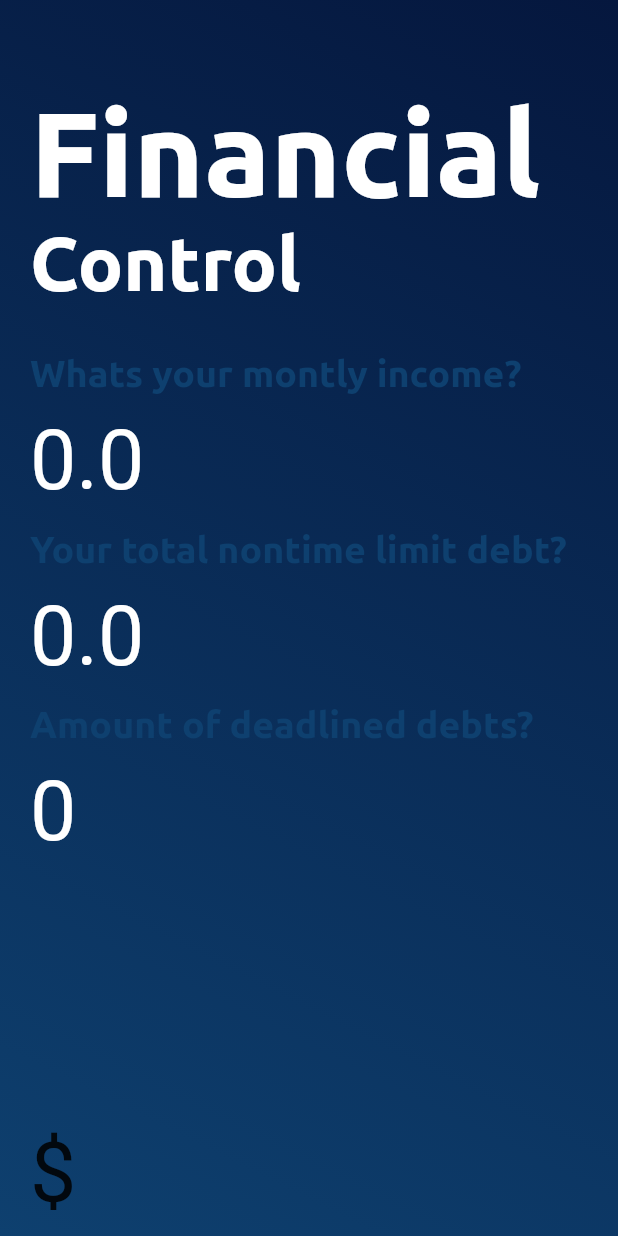
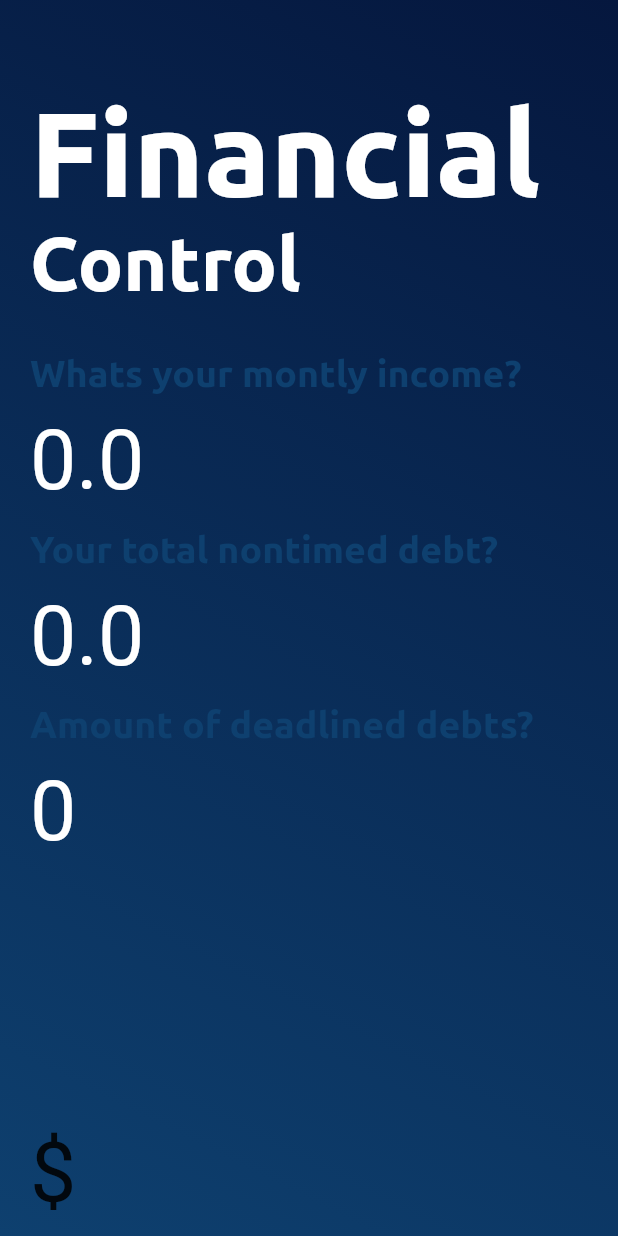
Before and after one commit to alkimo/finControl, a Flutter app: the screen it shows after launch, on a phone screen of 412 x 824 dp. Run offline on Flutter 3.47's test engine with Material 2 defaults, Android fonts, the phone set to English and light mode, and no system bars; our stand-ins replace flutter_keyboard_visibility; missing offline and left inert: hexagon.

Commit message:
Generate Cards By The Amount Of Debt

```diff
--- a/lib/main.dart
+++ b/lib/main.dart
@@ -1,6 +1,7 @@
 import 'package:flutter/material.dart';
 import 'package:flutter/services.dart';
 import 'package:hexagon/hexagon.dart';
+import 'package:flutter_keyboard_visibility/flutter_keyboard_visibility.dart';
 
 void main() {
   runApp(MyApp());
@@ -17,6 +18,7 @@ class MyApp extends StatelessWidget {
         visualDensity: VisualDensity.adaptivePlatformDensity,
       ),
       home: IntroPage(),
+      debugShowCheckedModeBanner: false,
     );
   }
 }
@@ -29,9 +31,45 @@ class IntroPage extends StatefulWidget {
 class _IntroPageState extends State<IntroPage> {
   final TextEditingController _untimedDebt = TextEditingController();
 
+  final keyboardVisibilityController = KeyboardVisibilityController();
+  final double _titleBigSize = 80;
+  final double _titleSmallSize = 50;
+  final double _questionBigSize = 25;
+  final double _questionSmallSize = 15;
+  final double _subTitleBigSize = 50;
+  final double _subTitleSmallSize = 30;
+  bool _openKeyboard = false;
+  double _titleSize;
+  double _subTitleSize;
+  double _questionSize;
+  var _lastTotalDeadlinedDebt;
+  var _currentTotalDeadlinedDebt;
+
+  @override
+  void initState() {
+    super.initState();
+    _titleSize = _titleBigSize;
+    _subTitleSize = _subTitleBigSize;
+    _questionSize = _questionBigSize;
+
+    keyboardVisibilityController.onChange.listen((visible) {
+      setState(() {
+        if (visible) {
+          _titleSize = _titleSmallSize;
+          _subTitleSize = _subTitleSmallSize;
+          _questionSize = _questionSmallSize;
+        } else {
+          _titleSize = _titleBigSize;
+          _subTitleSize = _subTitleBigSize;
+          _questionSize = _questionBigSize;
+        }
+        _openKeyboard = visible;
+      });
+    });
+  }
+
   @override
   Widget build(BuildContext context) {
-    _untimedDebt.text = "";
     _untimedDebt.addListener(_inputValue);
 
     return Scaffold(
@@ -54,7 +92,7 @@ class _IntroPageState extends State<IntroPage> {
                   "Financial",
                   style: TextStyle(
                     color: Colors.white,
-                    fontSize: 80,
+                    fontSize: _titleSize,
                     fontFamily: 'Ubuntu',
                   ),
                 ),
@@ -64,13 +102,15 @@ class _IntroPageState extends State<IntroPage> {
                 child: Text(
                   "Control",
                   style: TextStyle(
-                      color: Colors.white, fontSize: 50, fontFamily: 'Ubuntu'),
+                      color: Colors.white,
+                      fontSize: _subTitleSize,
+                      fontFamily: 'Ubuntu'),
                 ),
               ),
               Text(
                 "Whats your montly income?",
                 style: TextStyle(
-                  fontSize: 25,
+                  fontSize: _questionSize,
                   fontFamily: 'Ubuntu',
                   color: Color(0xFF0e406f),
                 ),
@@ -85,9 +125,9 @@ class _IntroPageState extends State<IntroPage> {
                 ),
               ),
               Text(
-                "Your total nontime limit debt?",
+                "Your total nontimed debt?",
                 style: TextStyle(
-                  fontSize: 25,
+                  fontSize: _questionSize,
                   fontFamily: 'Ubuntu',
                   color: Color(0xFF0e406f),
                 ),
@@ -104,15 +144,21 @@ class _IntroPageState extends State<IntroPage> {
               Text(
                 "Amount of deadlined debts?",
                 style: TextStyle(
-                  fontSize: 25,
+                  fontSize: _questionSize,
                   fontFamily: 'Ubuntu',
                   color: Color(0xFF0e406f),
                 ),
               ),
-              TextField(
+              Expanded(
+                child: TextField(
                   onChanged: _inputValue(),
                   controller: _untimedDebt,
-                style: TextStyle(fontSize: 55, color: Colors.white),
+                  style: TextStyle(
+                      fontSize: (_currentTotalDeadlinedDebt != 0 &&
+                              _currentTotalDeadlinedDebt != null)
+                          ? 25
+                          : 55,
+                      color: Colors.white),
                   keyboardType: TextInputType.number,
                   decoration: InputDecoration(
                     border: InputBorder.none,
@@ -120,9 +166,44 @@ class _IntroPageState extends State<IntroPage> {
                     hintStyle: TextStyle(color: Colors.white, fontSize: 55),
                   ),
                 ),
+              ),
+              if (_currentTotalDeadlinedDebt != 0 &&
+                  _currentTotalDeadlinedDebt != null)
+                Container(
+                  height: 50,
+                  width: 300,
+                  child: ListView.builder(
+                    scrollDirection: Axis.horizontal,
+                    itemCount: int.parse(_currentTotalDeadlinedDebt),
+                    itemBuilder: (BuildContext context, int index) {
+                      return Container(
+                        width: 300,
+                        color: Color(0xFF0e406f),
+                        child: Row(
+                          children: [
+                            Expanded(
+                              child: Icon(
+                                Icons.attach_money,
+                                color: Colors.white,
+                              ),
+                            ),
+
+                            Expanded(
+                              child: Icon(
+                                Icons.calendar_today_outlined,
+                                color: Colors.white,
+                              ),
+                            ),
+                          ],
+                        ),
+                      );
+                    },
+                  ),
+                ),
               Expanded(
                 child: Container(),
               ),
+              if (_openKeyboard == false)
                 Row(
                   children: [
                     Padding(
@@ -148,8 +229,14 @@ class _IntroPageState extends State<IntroPage> {
   }
 
   _inputValue() {
-    if (_untimedDebt.text != "") {
-      print("Debt Value: ${_untimedDebt.text}");
+    if (_untimedDebt.text != _lastTotalDeadlinedDebt &&
+        _untimedDebt.text != "" &&
+        _untimedDebt.text != null) {
+      print(_untimedDebt.text);
+      setState(() {
+        _currentTotalDeadlinedDebt = _untimedDebt.text;
+      });
+    }
+    _lastTotalDeadlinedDebt = _untimedDebt.text;
   }
 }
-}
--- a/pubspec.yaml
+++ b/pubspec.yaml
@@ -29,6 +29,7 @@ dependencies:
   cupertino_icons: ^1.0.0
   hexagon: ^0.1.0
   effective_dart: ^1.3.0
+  flutter_keyboard_visibility: ^4.0.4
 
 dev_dependencies:
   flutter_test:
```
Also changed, not shown: pubspec.lock. Lines whose indentation alone changed are shown as unchanged.
